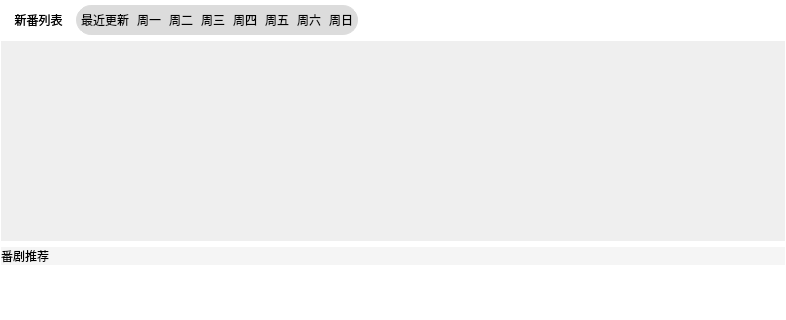
This is src/ui/zood/homeView.ui in BusyStudent/QZood as Qt 5 draws it before an edit; both pictures show x 0 to 786 and y 0 to 320 of the 786 by 677 pixel window. The edited form follows.
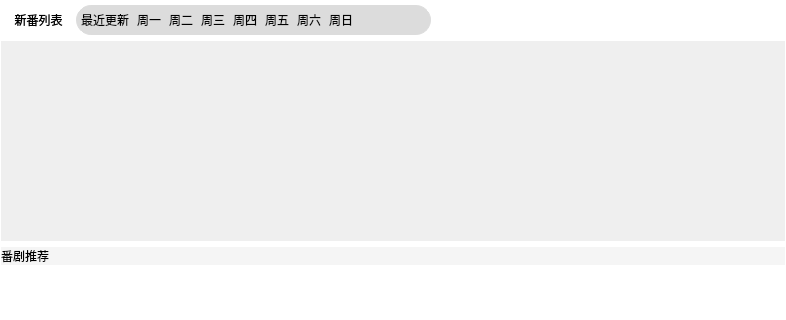
This is the edited form.

```diff
--- a/src/ui/zood/homeView.ui
+++ b/src/ui/zood/homeView.ui
@@ -70,7 +70,7 @@
     <number>0</number>
    </property>
    <item>
-    <layout class="QHBoxLayout" name="horizontalLayout">
+    <layout class="QHBoxLayout" name="horizontalLayout" stretch="0,0,0">
      <property name="spacing">
       <number>0</number>
      </property>
@@ -105,15 +105,15 @@
      <item>
       <widget class="QListWidget" name="timeTab">
        <property name="sizePolicy">
-        <sizepolicy hsizetype="Fixed" vsizetype="Fixed">
+        <sizepolicy hsizetype="MinimumExpanding" vsizetype="Fixed">
          <horstretch>0</horstretch>
          <verstretch>0</verstretch>
         </sizepolicy>
        </property>
        <property name="minimumSize">
         <size>
-         <width>282</width>
-         <height>30</height>
+         <width>0</width>
+         <height>0</height>
         </size>
        </property>
        <property name="maximumSize">
@@ -122,6 +122,15 @@
          <height>30</height>
         </size>
        </property>
+       <property name="verticalScrollBarPolicy">
+        <enum>Qt::ScrollBarAlwaysOff</enum>
+       </property>
+       <property name="horizontalScrollBarPolicy">
+        <enum>Qt::ScrollBarAlwaysOff</enum>
+       </property>
+       <property name="sizeAdjustPolicy">
+        <enum>QAbstractScrollArea::AdjustIgnored</enum>
+       </property>
        <property name="autoScroll">
         <bool>false</bool>
        </property>
@@ -184,6 +193,9 @@
        <property name="orientation">
         <enum>Qt::Horizontal</enum>
        </property>
+       <property name="sizeType">
+        <enum>QSizePolicy::Expanding</enum>
+       </property>
        <property name="sizeHint" stdset="0">
         <size>
          <width>40</width>
```
Left out of the diff: 2 changed lines with no effect on the pictures.
